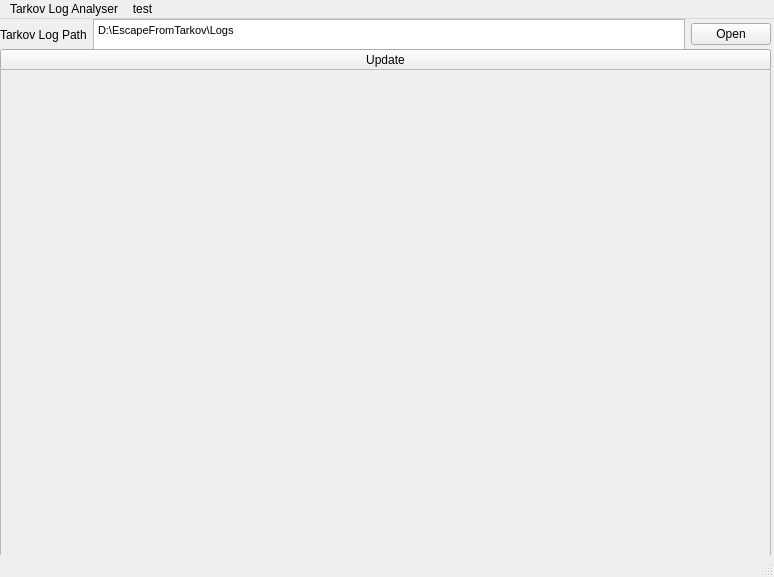
drudolph0/TarkovLogAnalyser, file mainwindow.ui: the form before one commit.
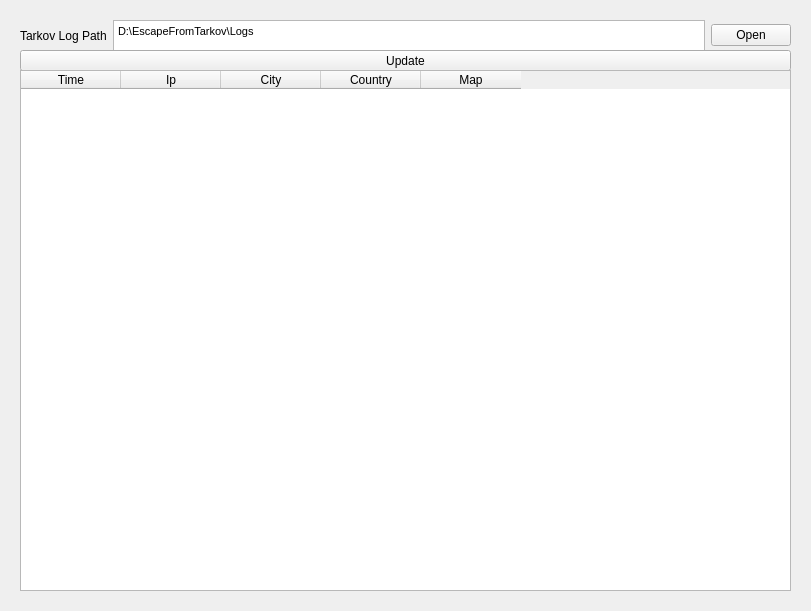
The form after the commit.

What changed in the file:
```diff
--- a/mainwindow.ui
+++ b/mainwindow.ui
@@ -6,8 +6,8 @@
    <rect>
     <x>0</x>
     <y>0</y>
-    <width>774</width>
-    <height>577</height>
+    <width>811</width>
+    <height>611</height>
    </rect>
   </property>
   <property name="windowTitle">
@@ -17,8 +17,8 @@
    <widget class="QWidget" name="horizontalLayoutWidget">
     <property name="geometry">
      <rect>
-      <x>0</x>
-      <y>0</y>
+      <x>20</x>
+      <y>20</y>
       <width>771</width>
       <height>31</height>
      </rect>
@@ -54,8 +54,8 @@
    <widget class="QPushButton" name="updateButton">
     <property name="geometry">
      <rect>
-      <x>0</x>
-      <y>30</y>
+      <x>20</x>
+      <y>50</y>
       <width>771</width>
       <height>21</height>
      </rect>
@@ -64,43 +64,42 @@
      <string>Update</string>
     </property>
    </widget>
-   <widget class="QTextEdit" name="logView">
-    <property name="enabled">
-     <bool>false</bool>
-    </property>
+   <widget class="QTableWidget" name="logTableWidget">
     <property name="geometry">
      <rect>
-      <x>0</x>
-      <y>50</y>
+      <x>20</x>
+      <y>70</y>
       <width>771</width>
-      <height>511</height>
+      <height>521</height>
      </rect>
     </property>
+    <column>
+     <property name="text">
+      <string>Time</string>
+     </property>
+    </column>
+    <column>
+     <property name="text">
+      <string>Ip</string>
+     </property>
+    </column>
+    <column>
+     <property name="text">
+      <string>City</string>
+     </property>
+    </column>
+    <column>
+     <property name="text">
+      <string>Country</string>
+     </property>
+    </column>
+    <column>
+     <property name="text">
+      <string>Map</string>
+     </property>
+    </column>
    </widget>
   </widget>
-  <widget class="QMenuBar" name="menubar">
-   <property name="geometry">
-    <rect>
-     <x>0</x>
-     <y>0</y>
-     <width>774</width>
-     <height>20</height>
-    </rect>
-   </property>
-   <widget class="QMenu" name="menuTarkov_Log_Analyser">
-    <property name="title">
-     <string>Tarkov Log Analyser</string>
-    </property>
-   </widget>
-   <widget class="QMenu" name="menutest">
-    <property name="title">
-     <string>test</string>
-    </property>
-   </widget>
-   <addaction name="menuTarkov_Log_Analyser"/>
-   <addaction name="menutest"/>
-  </widget>
-  <widget class="QStatusBar" name="statusbar"/>
  </widget>
  <resources/>
  <connections/>
```
